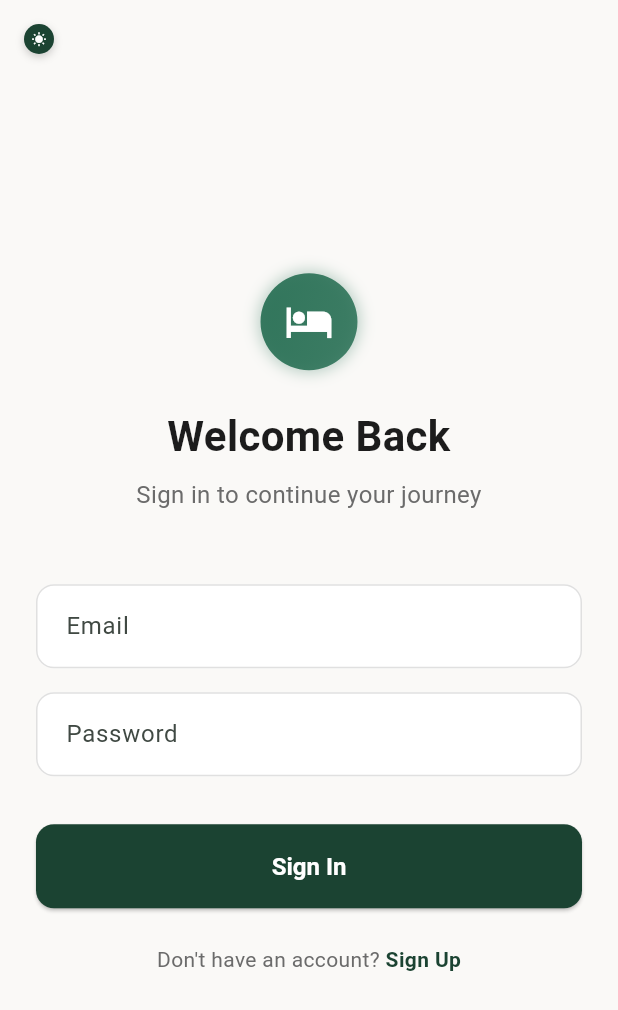
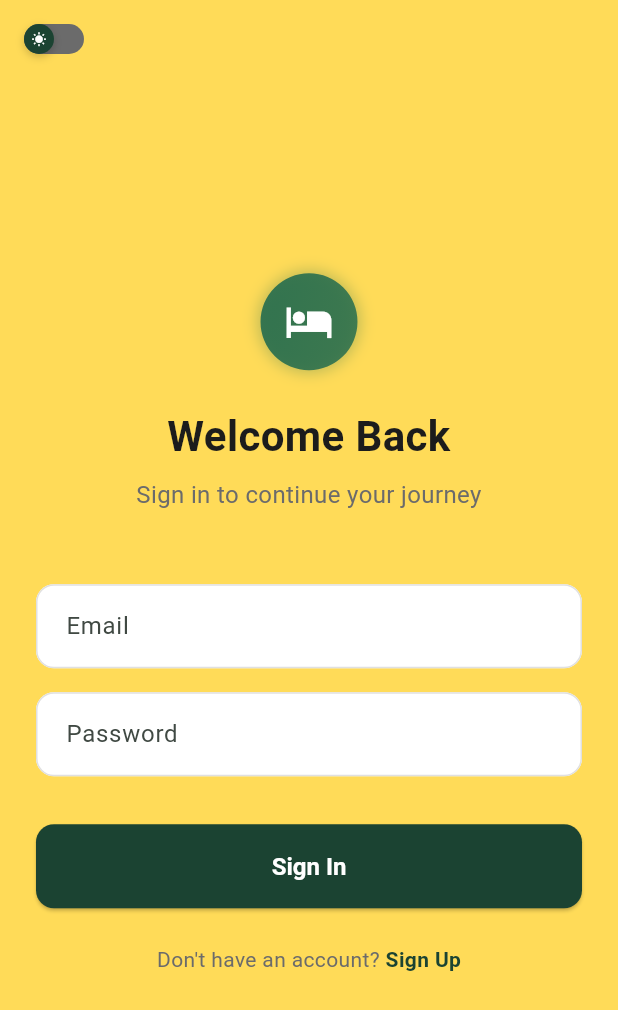
Before and after one commit to MohammedJafferAli/BMG_DemoApp, a Flutter app: the screen it shows after launch, on a phone screen of 412 x 824 dp. Shown: the top 1010 px of the screen. Run offline on Flutter 3.47's test engine with Material 3 defaults, Android fonts, the light colour scheme and no system bars; our stand-ins replace dio, equatable, flutter_bloc, flutter_rating_bar, get_it, hive_flutter and 1 more; missing offline and left inert: mailer; accounts and stored records are empty.

Commit message:
Change app background to mustard yellow

```diff
--- a/lib/core/theme/app_colors.dart
+++ b/lib/core/theme/app_colors.dart
@@ -17,7 +17,7 @@ class AppColors {
   static const Color accentDark = Color(0xFFE8D5B7);
 
   // Background Colors - Sophisticated Neutrals
-  static const Color background = Color(0xFFFAF9F7); // Off White
+  static const Color background = Color(0xFFFFDB58); // Mustard Yellow
   static const Color surface = Color(0xFFFFFFFF);
   static const Color surfaceVariant = Color(0xFFF0EDE8); // Warm Gray
 
--- a/lib/presentation/widgets/theme_switcher.dart
+++ b/lib/presentation/widgets/theme_switcher.dart
@@ -15,7 +15,7 @@ class ThemeSwitcher extends StatelessWidget {
           height: 20,
           decoration: BoxDecoration(
             borderRadius: BorderRadius.circular(10),
-            color: state.isDarkMode ? AppColors.darkSurface : AppColors.background,
+            color: state.isDarkMode ? AppColors.textPrimary : AppColors.textSecondary,
           ),
           child: Stack(
             children: [
```
